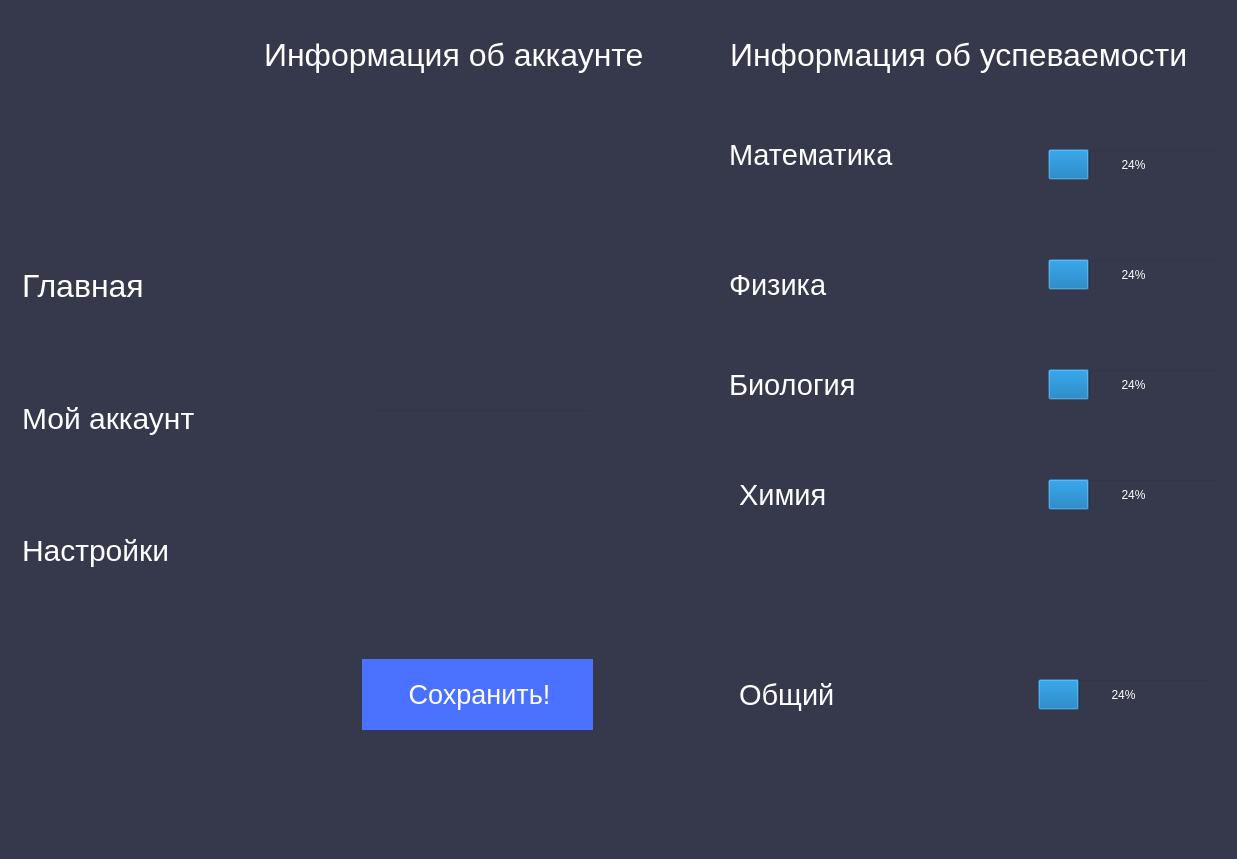
Qt form ui/account_page.ui (NotAKes/frog.study) before a commit.
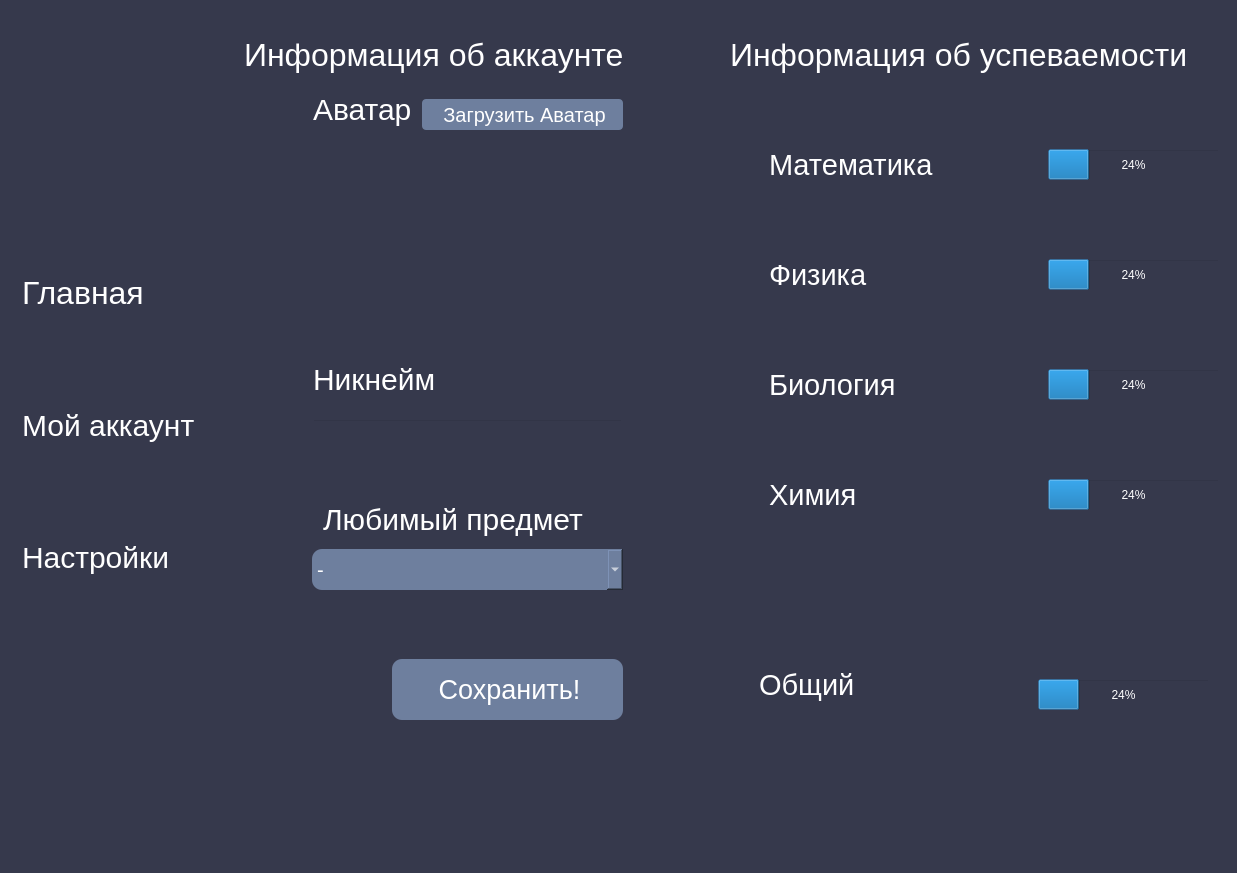
The same form after that commit.

What changed in the file:
```diff
--- a/ui/account_page.ui
+++ b/ui/account_page.ui
@@ -7,7 +7,7 @@
     <x>0</x>
     <y>0</y>
     <width>1237</width>
-    <height>859</height>
+    <height>873</height>
    </rect>
   </property>
   <property name="cursor">
@@ -121,7 +121,7 @@
       <widget class="QLabel" name="label">
        <property name="geometry">
         <rect>
-         <x>30</x>
+         <x>10</x>
          <y>0</y>
          <width>471</width>
          <height>91</height>
@@ -139,19 +139,20 @@
         <string>Информация об аккаунте</string>
        </property>
       </widget>
-      <widget class="QPushButton" name="pushButton">
+      <widget class="QPushButton" name="SaveButton">
        <property name="geometry">
         <rect>
-         <x>140</x>
+         <x>170</x>
          <y>650</y>
          <width>231</width>
-         <height>71</height>
+         <height>61</height>
         </rect>
        </property>
        <property name="styleSheet">
-        <string notr="true">background-color:rgb(74, 113, 255);
+        <string notr="true">background-color:rgb(110, 127, 158);
 word-break:break-word;
 color:white;
+border-radius:10px;
 font-size:27px;
 padding-left:4%;
 text-align:center;</string>
@@ -163,13 +164,139 @@
       <widget class="QLineEdit" name="lineEdit">
        <property name="geometry">
         <rect>
-         <x>150</x>
-         <y>400</y>
-         <width>221</width>
+         <x>90</x>
+         <y>410</y>
+         <width>311</width>
          <height>31</height>
         </rect>
        </property>
       </widget>
+      <widget class="QLabel" name="label_8">
+       <property name="geometry">
+        <rect>
+         <x>80</x>
+         <y>350</y>
+         <width>161</width>
+         <height>41</height>
+        </rect>
+       </property>
+       <property name="styleSheet">
+        <string notr="true">background:transparent;
+color:white;
+font-size:30px;
+padding-left:4%;
+text-align:left;
+</string>
+       </property>
+       <property name="text">
+        <string>Никнейм</string>
+       </property>
+      </widget>
+      <widget class="QLabel" name="label_9">
+       <property name="geometry">
+        <rect>
+         <x>80</x>
+         <y>80</y>
+         <width>111</width>
+         <height>41</height>
+        </rect>
+       </property>
+       <property name="styleSheet">
+        <string notr="true">background:transparent;
+color:white;
+font-size:30px;
+padding-left:4%;
+text-align:left;
+</string>
+       </property>
+       <property name="text">
+        <string>Аватар</string>
+       </property>
+      </widget>
+      <widget class="QComboBox" name="favoriteClass">
+       <property name="geometry">
+        <rect>
+         <x>90</x>
+         <y>540</y>
+         <width>311</width>
+         <height>41</height>
+        </rect>
+       </property>
+       <property name="styleSheet">
+        <string notr="true">background-color: rgb(110, 127, 158);
+color:white;
+font-size:20px;
+border-radius: 10px</string>
+       </property>
+       <item>
+        <property name="text">
+         <string>-</string>
+        </property>
+       </item>
+       <item>
+        <property name="text">
+         <string>Математика</string>
+        </property>
+       </item>
+       <item>
+        <property name="text">
+         <string>Физика</string>
+        </property>
+       </item>
+       <item>
+        <property name="text">
+         <string>Химия</string>
+        </property>
+       </item>
+       <item>
+        <property name="text">
+         <string>Биология</string>
+        </property>
+       </item>
+      </widget>
+      <widget class="QLabel" name="label_10">
+       <property name="geometry">
+        <rect>
+         <x>90</x>
+         <y>490</y>
+         <width>271</width>
+         <height>41</height>
+        </rect>
+       </property>
+       <property name="styleSheet">
+        <string notr="true">background:transparent;
+color:white;
+font-size:30px;
+padding-left:4%;
+text-align:left;
+</string>
+       </property>
+       <property name="text">
+        <string>Любимый предмет</string>
+       </property>
+      </widget>
+      <widget class="QPushButton" name="pushButton">
+       <property name="geometry">
+        <rect>
+         <x>200</x>
+         <y>90</y>
+         <width>201</width>
+         <height>31</height>
+        </rect>
+       </property>
+       <property name="styleSheet">
+        <string notr="true">background-color:rgb(110, 127, 158);
+word-break:break-word;
+color:white;
+border-radius:4px;
+font-size:20px;
+padding-left:4%;
+text-align:center;</string>
+       </property>
+       <property name="text">
+        <string>Загрузить Аватар</string>
+       </property>
+      </widget>
      </widget>
     </item>
     <item>
@@ -299,8 +426,8 @@
       <widget class="QLabel" name="label_2">
        <property name="geometry">
         <rect>
-         <x>-10</x>
-         <y>120</y>
+         <x>30</x>
+         <y>130</y>
          <width>191</width>
          <height>51</height>
         </rect>
@@ -320,8 +447,8 @@
       <widget class="QLabel" name="label_4">
        <property name="geometry">
         <rect>
-         <x>-10</x>
-         <y>250</y>
+         <x>30</x>
+         <y>240</y>
          <width>151</width>
          <height>51</height>
         </rect>
@@ -341,7 +468,7 @@
       <widget class="QLabel" name="label_5">
        <property name="geometry">
         <rect>
-         <x>-10</x>
+         <x>30</x>
          <y>350</y>
          <width>151</width>
          <height>51</height>
@@ -362,7 +489,7 @@
       <widget class="QLabel" name="label_6">
        <property name="geometry">
         <rect>
-         <x>0</x>
+         <x>30</x>
          <y>460</y>
          <width>151</width>
          <height>51</height>
@@ -383,8 +510,8 @@
       <widget class="QLabel" name="label_7">
        <property name="geometry">
         <rect>
-         <x>0</x>
-         <y>660</y>
+         <x>20</x>
+         <y>650</y>
          <width>151</width>
          <height>51</height>
         </rect>
```
Left out of the diff: 10 changed lines with no effect on the pictures.
